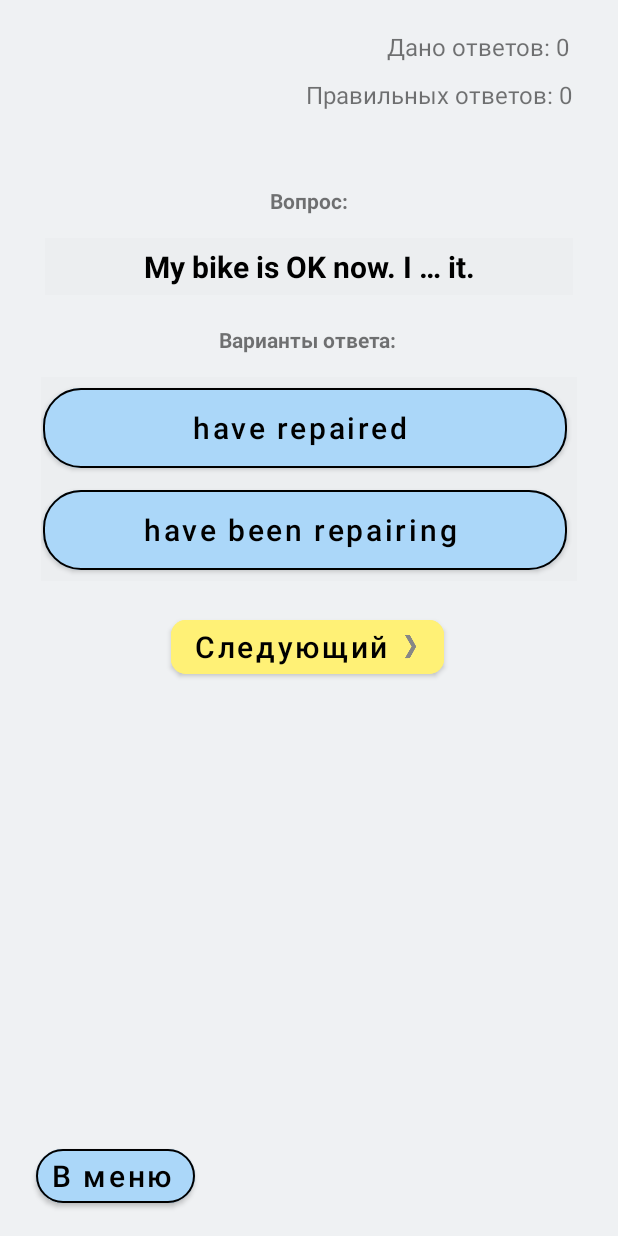
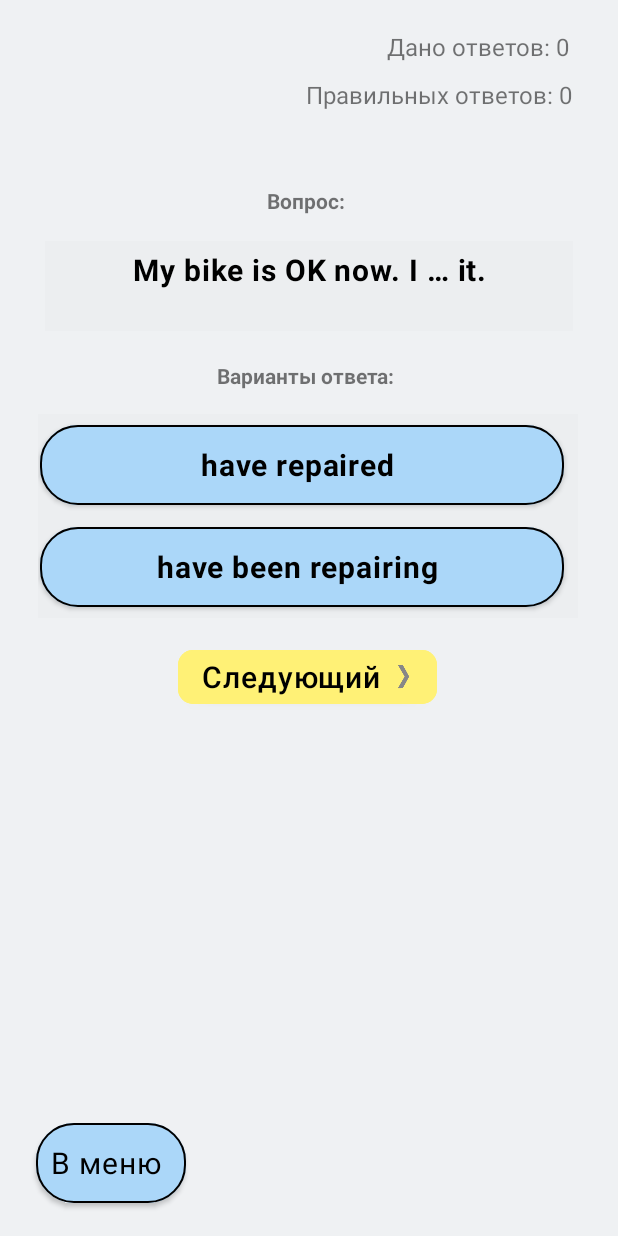
Before and after one commit to yudin5/EnglishQuiz, an Android app: the MainActivity screen opened directly, with no data from a screen before it, on a phone screen of 412 x 824 dp. Run offline under Robolectric (Android 15) with nearby library versions, the phone set to English and light mode, and no system bars; Roboto replaces fonts that are not available here.

Commit message:
change design

```diff
--- a/app/src/main/res/layout/activity_about.xml
+++ b/app/src/main/res/layout/activity_about.xml
@@ -15,8 +15,8 @@
         android:layout_marginEnd="20dp"
         android:backgroundTint="@color/bg"
         android:fontFamily="sans-serif"
-        android:lineSpacingExtra="8sp"
-        android:padding="20dp"
+        android:lineSpacingExtra="4sp"
+        android:padding="15dp"
         android:text="@string/about"
         android:textAlignment="viewStart"
         android:textAppearance="@style/TextAppearance.AppCompat.Large"
--- a/app/src/main/res/layout/activity_main.xml
+++ b/app/src/main/res/layout/activity_main.xml
@@ -30,6 +30,8 @@
         android:layout_marginEnd="30dp"
         android:background="@color/bg"
         android:gravity="left"
+        android:letterSpacing="0.03"
+        android:minHeight="60dp"
         android:padding="5dp"
         android:textAlignment="center"
         android:textColor="@color/black"
@@ -43,14 +45,17 @@
 
     <!-- Кнопка NEXT -->
 
+    <!-- Текстовое поле с объяснением -->
+
     <LinearLayout
         android:id="@+id/linearLayout"
-        android:layout_width="357dp"
+        android:layout_width="360dp"
         android:layout_height="wrap_content"
         android:layout_marginTop="15dp"
         android:background="@color/bg"
         android:orientation="vertical"
         app:layout_constraintEnd_toEndOf="parent"
+        app:layout_constraintHorizontal_bias="0.491"
         app:layout_constraintStart_toStartOf="parent"
         app:layout_constraintTop_toBottomOf="@+id/textView2">
 
@@ -60,12 +65,15 @@
             android:layout_height="wrap_content"
             android:layout_margin="@dimen/cardview_compat_inset_shadow"
             android:backgroundTint="@color/btn_color_default"
+            android:fontFamily="sans-serif"
+            android:letterSpacing="0.03"
             android:minHeight="65dip"
             android:paddingStart="10dp"
             android:text="@string/q_1_op_1"
             android:textAllCaps="false"
             android:textColor="@color/black"
             android:textSize="20sp"
+            android:textStyle="bold"
             app:cornerRadius="25sp"
             app:strokeWidth="1sp" />
 
@@ -75,27 +83,30 @@
             android:layout_height="wrap_content"
             android:layout_margin="@dimen/cardview_compat_inset_shadow"
             android:backgroundTint="@color/btn_color_default"
+            android:fontFamily="sans-serif"
+            android:letterSpacing="0.03"
             android:minHeight="65dip"
             android:paddingStart="10dp"
             android:text="@string/q_1_op_2"
             android:textAllCaps="false"
             android:textColor="@color/black"
             android:textSize="20sp"
+            android:textStyle="bold"
             app:cornerRadius="25sp"
             app:strokeWidth="1sp" />
 
 
     </LinearLayout>
 
-    <!-- Текстовое поле с объяснением -->
     <Button
         android:id="@+id/next_button"
         android:layout_width="wrap_content"
         android:layout_height="wrap_content"
-        android:layout_marginTop="20dp"
+        android:layout_marginTop="15dp"
         android:backgroundTint="#FFF176"
         android:drawableEnd="@drawable/arrow_right"
         android:drawablePadding="4dp"
+        android:letterSpacing="0.03"
         android:text="@string/next_button"
         android:textAllCaps="false"
         android:textColor="@color/black"
@@ -108,16 +119,17 @@
 
     <TextView
         android:id="@+id/explanation_text_view"
-        android:layout_width="366dp"
-        android:layout_height="103dp"
-        android:layout_marginTop="20dp"
+        android:layout_width="360dp"
+        android:layout_height="wrap_content"
+        android:layout_marginTop="15dp"
         android:gravity="top"
+        android:letterSpacing="0.03"
         android:padding="5dp"
         android:textAlignment="center"
         android:textColor="@color/black"
         android:textSize="16sp"
         app:layout_constraintEnd_toEndOf="parent"
-        app:layout_constraintHorizontal_bias="0.488"
+        app:layout_constraintHorizontal_bias="0.49"
         app:layout_constraintStart_toStartOf="parent"
         app:layout_constraintTop_toBottomOf="@+id/next_button"
         tools:text="@string/q_1_explanation" />
@@ -143,6 +155,9 @@
         android:layout_marginStart="24dp"
         android:layout_marginBottom="16dp"
         android:backgroundTint="@color/btn_color_default"
+        android:fontFamily="sans-serif"
+        android:letterSpacing="0.03"
+        android:minHeight="65dip"
         android:paddingStart="10dp"
         android:text="@string/exit_button"
         android:textAllCaps="false"
@@ -155,8 +170,8 @@
 
     <TextView
         android:id="@+id/textView"
-        android:layout_width="wrap_content"
-        android:layout_height="wrap_content"
+        android:layout_width="56dp"
+        android:layout_height="21dp"
         android:layout_marginTop="50dp"
         android:text="Вопрос:"
         android:textStyle="bold"
@@ -166,8 +181,8 @@
 
     <TextView
         android:id="@+id/textView2"
-        android:layout_width="wrap_content"
-        android:layout_height="wrap_content"
+        android:layout_width="121dp"
+        android:layout_height="20dp"
         android:layout_marginTop="20dp"
         android:text="Варианты ответа:"
         android:textStyle="bold"
```
Also changed, not shown: app/src/main/res/values/strings.xml (+9 -5 lines).
